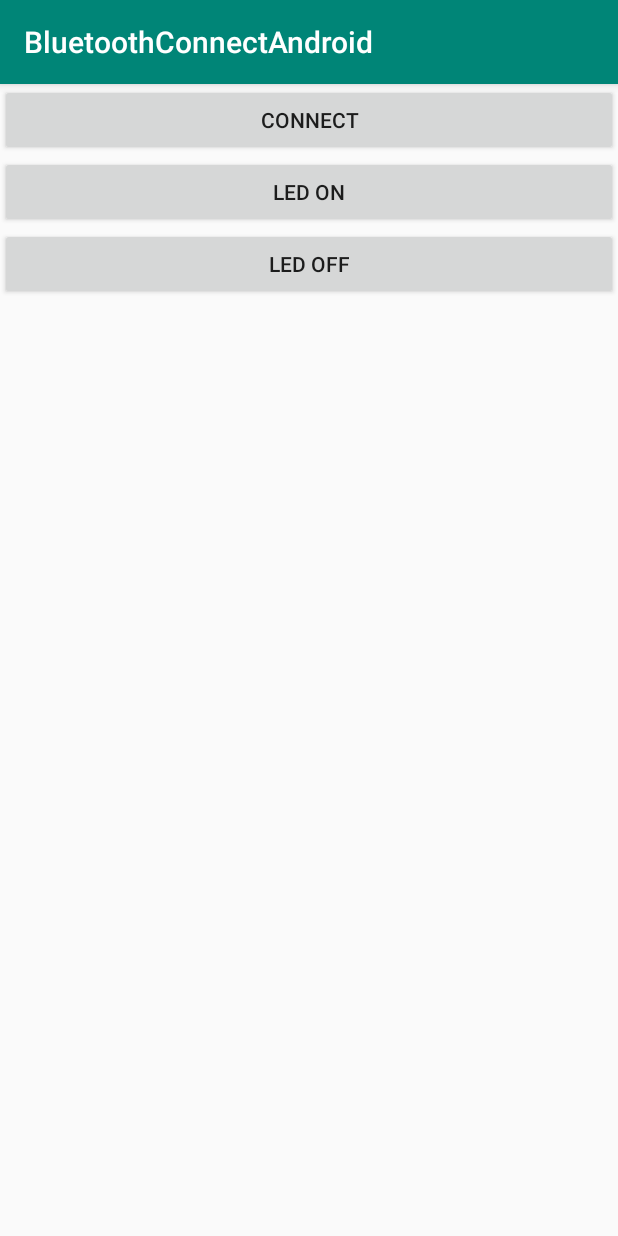
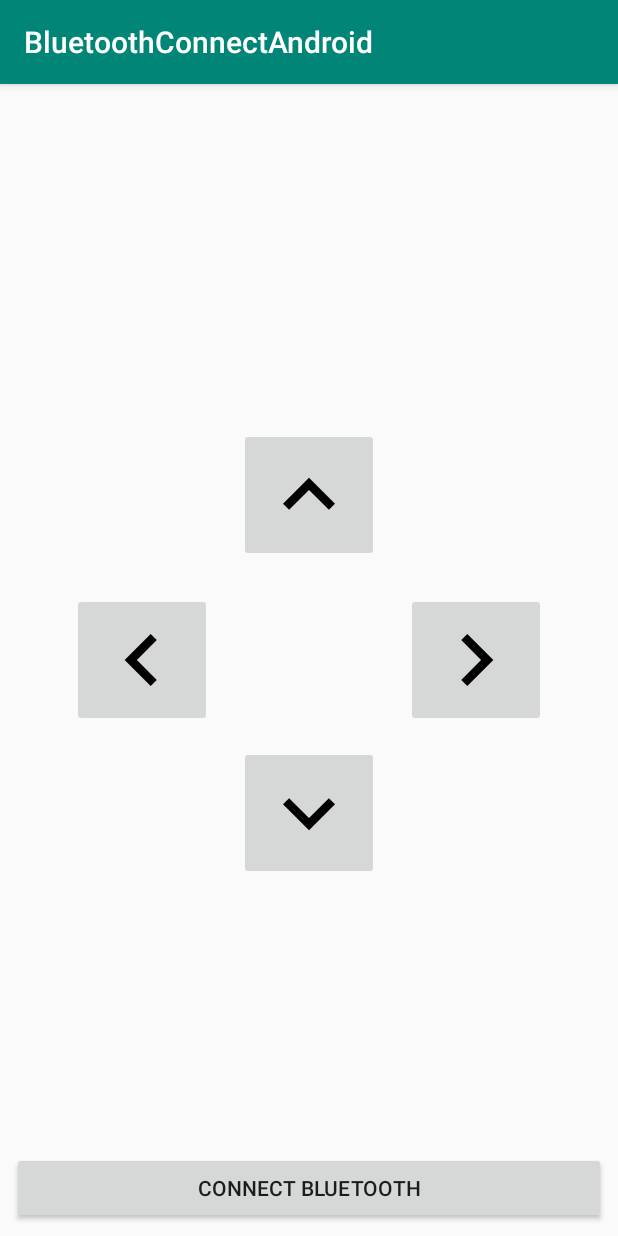
Before and after one commit to AP-IT-GH/jp19-luwb, an Android app: the screen it shows after launch (MainActivity), on a phone screen of 412 x 824 dp. Run offline under Robolectric (Android 15) with nearby library versions, the phone set to English and light mode, and no system bars; libraries missing offline, so code that uses them is left out: app.akexorcist.bluetotohspp; 4 statements that could not run were skipped.

Commit message:
App + Arduino expansion
Android App:
+ Left and Right button added
+ Animation for all buttons
- Changed App Icon
+ Buttons changed to ImageButtons

Arduino:
+ Added functionality for incoming data

```diff
--- a/src/robot/Bluetooth_Connect/BluetoothConnectAndroid/app/build.gradle
+++ b/src/robot/Bluetooth_Connect/BluetoothConnectAndroid/app/build.gradle
@@ -26,5 +26,4 @@ dependencies {
     androidTestImplementation 'com.android.support.test:runner:1.0.2'
     androidTestImplementation 'com.android.support.test.espresso:espresso-core:3.0.2'
     implementation 'com.akexorcist:bluetoothspp:1.0.0'
-    implementation 'com.balysv:material-ripple:1.0.2'
 }
--- a/src/robot/Bluetooth_Connect/BluetoothConnectAndroid/app/src/main/java/davycools/ap/be/bluetoothconnectandroid/MainActivity.java
+++ b/src/robot/Bluetooth_Connect/BluetoothConnectAndroid/app/src/main/java/davycools/ap/be/bluetoothconnectandroid/MainActivity.java
@@ -7,10 +7,11 @@ import android.support.v7.app.AppCompatActivity;
 import android.os.Bundle;
 import android.view.MotionEvent;
 import android.view.View;
+import android.view.animation.AlphaAnimation;
 import android.widget.Button;
+import android.widget.ImageButton;
 import android.widget.Toast;
 
-import com.balysv.materialripple.MaterialRippleLayout;
 
 import app.akexorcist.bluetotohspp.library.BluetoothSPP;
 import app.akexorcist.bluetotohspp.library.BluetoothState;
@@ -21,8 +22,8 @@ public class MainActivity extends AppCompatActivity {
     BluetoothSPP bluetooth;
 
     Button connect;
-    Button forward;
-    Button backwards;
+    ImageButton forward,backwards,left,right;
+    boolean goingForward,goingBackwards;
 
     @SuppressLint("ClickableViewAccessibility")
     @Override
@@ -30,17 +31,30 @@ public class MainActivity extends AppCompatActivity {
         super.onCreate(savedInstanceState);
         setContentView(R.layout.activity_main);
 
+
+        //Animations
+        final AlphaAnimation ButtonDown,ButtonUp;
+        ButtonDown = new AlphaAnimation(1.0f, 0.5f);
+        ButtonUp = new AlphaAnimation(0.5f, 1.0f);
+        ButtonDown.setDuration(100);
+        ButtonUp.setDuration(100);
+        ButtonDown.setFillAfter(true);
+        ButtonUp.setFillAfter(true);
+
+
+
         bluetooth = new BluetoothSPP(this);
 
         connect = findViewById(R.id.connect);
         forward = findViewById(R.id.forward);
         backwards = findViewById(R.id.backwards);
+        left = findViewById(R.id.left);
+        right = findViewById(R.id.right);
+
         if (!bluetooth.isBluetoothAvailable()) {
             Toast.makeText(getApplicationContext(), "Bluetooth is not available", Toast.LENGTH_SHORT).show();
             finish();
         }
-
-
 
         bluetooth.setBluetoothConnectionListener(new BluetoothSPP.BluetoothConnectionListener() {
             public void onDeviceConnected(String name, String address) {
@@ -72,11 +86,14 @@ public class MainActivity extends AppCompatActivity {
             public boolean onTouch(View v, MotionEvent event) {
                 if (event.getAction() == MotionEvent.ACTION_DOWN) {
                     // Pressed
+                    forward.startAnimation(ButtonDown);
                     bluetooth.send("f", true);
+                    goingForward = true;
                 } else if (event.getAction() == MotionEvent.ACTION_UP) {
                     // Released
-                    //bluetooth.send(OFF, true);
+                    forward.startAnimation(ButtonUp);
                     bluetooth.send("s", true);
+                    goingForward = false;
                 }
                 return true;
             }
@@ -87,34 +104,67 @@ public class MainActivity extends AppCompatActivity {
             public boolean onTouch(View v, MotionEvent event) {
                 if (event.getAction() == MotionEvent.ACTION_DOWN) {
                     // Pressed
+                    backwards.startAnimation(ButtonDown);
                     bluetooth.send("b", true);
-
+                    goingBackwards = true;
                 } else if (event.getAction() == MotionEvent.ACTION_UP) {
                     // Released
+                    backwards.startAnimation(ButtonUp);
                     bluetooth.send("s", true);
+                    goingBackwards = false;
                 }
                 return true;
             }
         });
 
-        MaterialRippleLayout.on(forward).rippleDuration(0).create();
-        MaterialRippleLayout.on(backwards).rippleDuration(0).create();
-        /*forward.setOnClickListener(new View.OnClickListener() {
+        left.setOnTouchListener(new View.OnTouchListener() {
             @Override
-            public void onClick(View v) {
-                bluetooth.send(ON, true);
+            public boolean onTouch(View v, MotionEvent event) {
+                if (event.getAction() == MotionEvent.ACTION_DOWN) {
+                    // Pressed
+                    left.startAnimation(ButtonDown);
+                    bluetooth.send("l", true);
+
+                } else if (event.getAction() == MotionEvent.ACTION_UP) {
+                    // Released
+                    left.startAnimation(ButtonUp);
+                    CheckButtons();
+                    //bluetooth.send("s", true);
+                }
+                return true;
             }
         });
 
-        backwards.setOnClickListener(new View.OnClickListener() {
+        right.setOnTouchListener(new View.OnTouchListener() {
             @Override
-            public void onClick(View v) {
-                bluetooth.send(OFF, true);
+            public boolean onTouch(View v, MotionEvent event) {
+                if (event.getAction() == MotionEvent.ACTION_DOWN) {
+                    // Pressed
+                    right.startAnimation(ButtonDown);
+                    bluetooth.send("r", true);
+
+                } else if (event.getAction() == MotionEvent.ACTION_UP) {
+                    // Released
+                    right.startAnimation(ButtonUp);
+                    CheckButtons();
+                    //bluetooth.send("s", true);
+                }
+                return true;
             }
-        });*/
-
+        });
     }
 
+    public void CheckButtons(){
+        if(goingForward){
+            bluetooth.send("f", true);
+        }
+        else if (goingBackwards){
+            bluetooth.send("b", true);
+        }
+        else{
+            bluetooth.send("s", true);
+        }
+    }
     public void onStart() {
         super.onStart();
         if (!bluetooth.isBluetoothEnabled()) {
@@ -126,7 +176,6 @@ public class MainActivity extends AppCompatActivity {
             }
         }
     }
-
 
     public void onDestroy() {
         super.onDestroy();
--- /dev/null
+++ b/src/robot/Bluetooth_Connect/BluetoothConnectAndroid/app/src/main/res/drawable/ic_backwards.xml
@@ -0,0 +1,9 @@
+<vector xmlns:android="http://schemas.android.com/apk/res/android"
+        android:width="69dp"
+        android:height="69dp"
+        android:viewportWidth="24.0"
+        android:viewportHeight="24.0">
+    <path
+        android:fillColor="#FF000000"
+        android:pathData="M16.59,8.59L12,13.17 7.41,8.59 6,10l6,6 6,-6z"/>
+</vector>
--- /dev/null
+++ b/src/robot/Bluetooth_Connect/BluetoothConnectAndroid/app/src/main/res/drawable/ic_forward.xml
@@ -0,0 +1,9 @@
+<vector xmlns:android="http://schemas.android.com/apk/res/android"
+        android:width="69dp"
+        android:height="69dp"
+        android:viewportWidth="24.0"
+        android:viewportHeight="24.0">
+    <path
+        android:fillColor="#FF000000"
+        android:pathData="M12,8l-6,6 1.41,1.41L12,10.83l4.59,4.58L18,14z"/>
+</vector>
--- /dev/null
+++ b/src/robot/Bluetooth_Connect/BluetoothConnectAndroid/app/src/main/res/drawable/ic_left.xml
@@ -0,0 +1,9 @@
+<vector xmlns:android="http://schemas.android.com/apk/res/android"
+        android:width="69dp"
+        android:height="69dp"
+        android:viewportWidth="24.0"
+        android:viewportHeight="24.0">
+    <path
+        android:fillColor="#FF000000"
+        android:pathData="M15.41,7.41L14,6l-6,6 6,6 1.41,-1.41L10.83,12z"/>
+</vector>
--- /dev/null
+++ b/src/robot/Bluetooth_Connect/BluetoothConnectAndroid/app/src/main/res/drawable/ic_right.xml
@@ -0,0 +1,9 @@
+<vector xmlns:android="http://schemas.android.com/apk/res/android"
+        android:width="69dp"
+        android:height="69dp"
+        android:viewportWidth="24.0"
+        android:viewportHeight="24.0">
+    <path
+        android:fillColor="#FF000000"
+        android:pathData="M10,6L8.59,7.41 13.17,12l-4.58,4.59L10,18l6,-6z"/>
+</vector>
--- a/src/robot/Bluetooth_Connect/BluetoothConnectAndroid/app/src/main/res/layout/activity_main.xml
+++ b/src/robot/Bluetooth_Connect/BluetoothConnectAndroid/app/src/main/res/layout/activity_main.xml
@@ -1,5 +1,5 @@
 <?xml version="1.0" encoding="utf-8"?>
-<LinearLayout xmlns:android="http://schemas.android.com/apk/res/android"
+<android.support.constraint.ConstraintLayout xmlns:android="http://schemas.android.com/apk/res/android"
     xmlns:app="http://schemas.android.com/apk/res-auto"
     xmlns:tools="http://schemas.android.com/tools"
     android:layout_width="match_parent"
@@ -11,17 +11,74 @@
         android:id="@+id/connect"
         android:layout_width="match_parent"
         android:layout_height="wrap_content"
-        android:text="Connect" />
+        android:layout_marginStart="8dp"
+        android:layout_marginLeft="8dp"
+        android:layout_marginEnd="8dp"
+        android:layout_marginRight="8dp"
+        android:layout_marginBottom="8dp"
+        android:text="Connect bluetooth"
+        app:layout_constraintBottom_toBottomOf="parent"
+        app:layout_constraintEnd_toEndOf="parent"
+        app:layout_constraintStart_toStartOf="parent"/>
 
-    <Button
+    <ImageButton
         android:id="@+id/forward"
-        android:layout_width="match_parent"
+        android:layout_width="wrap_content"
         android:layout_height="wrap_content"
-        android:text="LED ON" />
+        android:layout_marginStart="8dp"
+        android:layout_marginLeft="8dp"
+        android:layout_marginTop="8dp"
+        android:layout_marginEnd="8dp"
+        android:layout_marginRight="8dp"
+        android:layout_marginBottom="220dp"
+        android:src="@drawable/ic_forward"
+        app:layout_constraintBottom_toBottomOf="@+id/connect"
+        app:layout_constraintEnd_toEndOf="parent"
+        app:layout_constraintStart_toStartOf="parent"
+        app:layout_constraintTop_toTopOf="parent" />
 
-    <Button
+    <ImageButton
         android:id="@+id/backwards"
-        android:layout_width="match_parent"
+        android:layout_width="wrap_content"
         android:layout_height="wrap_content"
-        android:text="LED OFF"/>
-</LinearLayout>
+        android:layout_marginStart="8dp"
+        android:layout_marginLeft="8dp"
+        android:layout_marginTop="220dp"
+        android:layout_marginEnd="8dp"
+        android:layout_marginRight="8dp"
+        android:layout_marginBottom="8dp"
+        android:src="@drawable/ic_backwards"
+        app:layout_constraintBottom_toBottomOf="@+id/connect"
+        app:layout_constraintEnd_toEndOf="parent"
+        app:layout_constraintStart_toStartOf="parent"
+        app:layout_constraintTop_toTopOf="parent" />
+
+    <ImageButton
+        android:id="@+id/left"
+        android:layout_width="wrap_content"
+        android:layout_height="wrap_content"
+        android:layout_marginStart="48dp"
+        android:layout_marginLeft="48dp"
+        android:layout_marginTop="8dp"
+        android:layout_marginBottom="8dp"
+        android:contentDescription="Left"
+        android:src="@drawable/ic_left"
+        app:layout_constraintBottom_toBottomOf="parent"
+        app:layout_constraintStart_toStartOf="parent"
+        app:layout_constraintTop_toTopOf="parent" />
+
+    <ImageButton
+        android:id="@+id/right"
+        android:layout_width="wrap_content"
+        android:layout_height="wrap_content"
+        android:layout_marginTop="8dp"
+        android:layout_marginEnd="48dp"
+        android:layout_marginRight="48dp"
+        android:layout_marginBottom="8dp"
+        android:contentDescription="Right"
+        android:src="@drawable/ic_right"
+        app:layout_constraintBottom_toBottomOf="parent"
+        app:layout_constraintEnd_toEndOf="parent"
+        app:layout_constraintTop_toTopOf="parent" />
+
+</android.support.constraint.ConstraintLayout>
```
Also changed, not shown: src/robot/Bluetooth_Connect/BluetoothConnectAndroid/app/src/main/res/mipmap-hdpi/ic_launcher.png, src/robot/Bluetooth_Connect/BluetoothConnectAndroid/app/src/main/res/mipmap-hdpi/ic_launcher_round.png, src/robot/Bluetooth_Connect/BluetoothConnectAndroid/app/src/main/res/mipmap-mdpi/ic_launcher.png, src/robot/Bluetooth_Connect/BluetoothConnectAndroid/app/src/main/res/mipmap-mdpi/ic_launcher_round.png, src/robot/Bluetooth_Connect/BluetoothConnectAndroid/app/src/main/res/mipmap-xhdpi/ic_launcher.png, src/robot/Bluetooth_Connect/BluetoothConnectAndroid/app/src/main/res/mipmap-xhdpi/ic_launcher_round.png, src/robot/Bluetooth_Connect/BluetoothConnectAndroid/app/src/main/res/mipmap-xxhdpi/ic_launcher.png, src/robot/Bluetooth_Connect/BluetoothConnectAndroid/app/src/main/res/mipmap-xxhdpi/ic_launcher_round.png, src/robot/Bluetooth_Connect/BluetoothConnectAndroid/app/src/main/res/mipmap-xxxhdpi/ic_launcher.png, src/robot/Bluetooth_Connect/BluetoothConnectAndroid/app/src/main/res/mipmap-xxxhdpi/ic_launcher_round.png, 1 other file.
